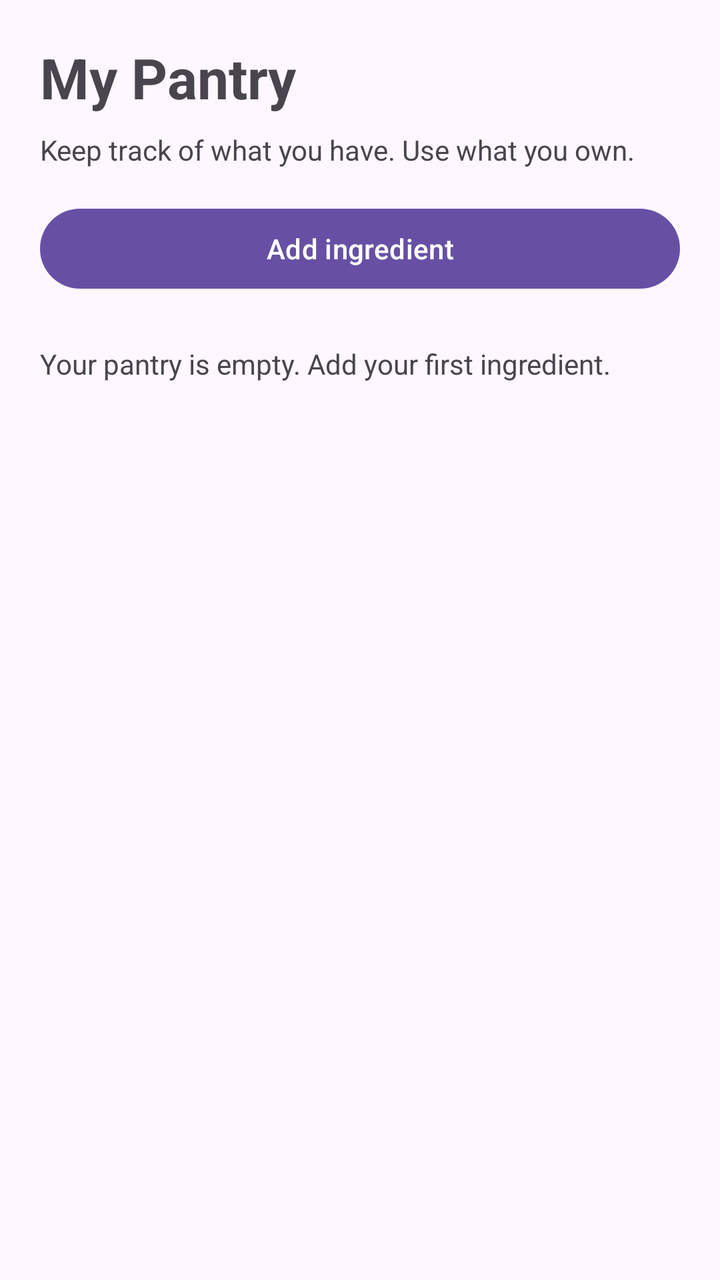
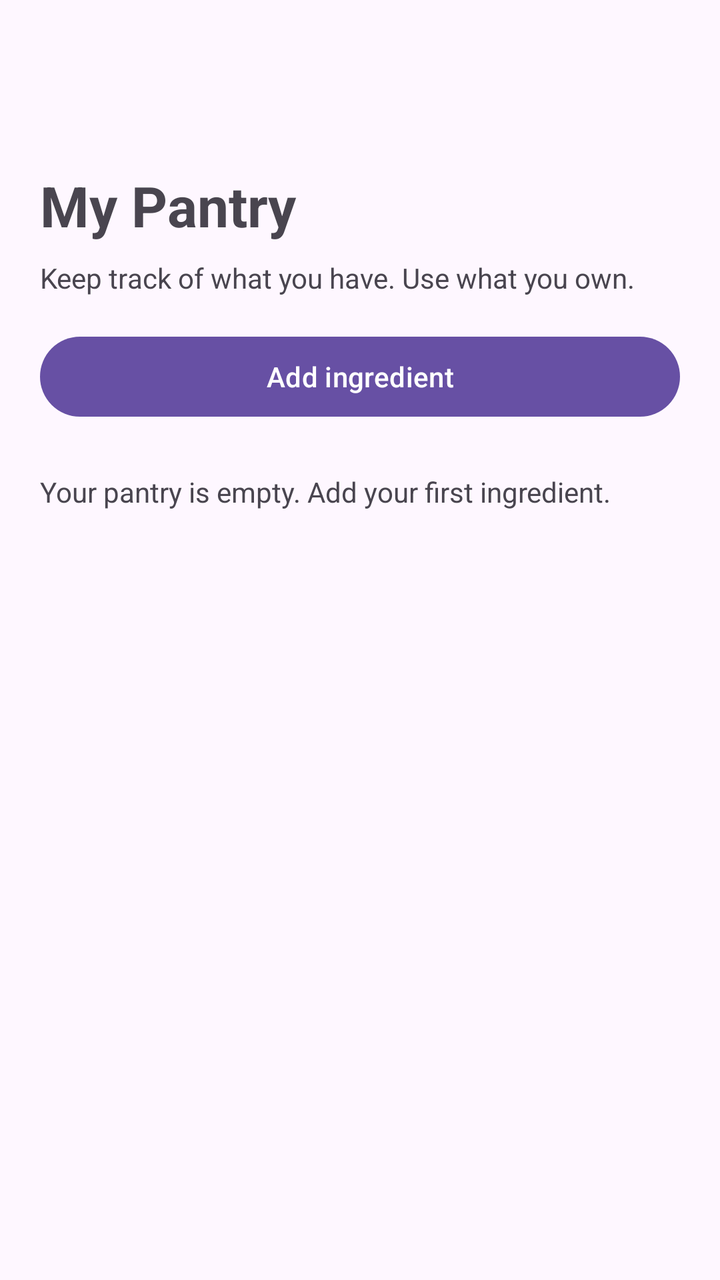

The first picture is an Android layout as it rendered before a commit; the second is the same layout after the commit. The layout source and the unified diff follow.
<!-- AndroidManifest.xml: application theme Theme.SmartPantryManager -->
<!-- res/layout/activity_main.xml -->
<?xml version="1.0" encoding="utf-8"?>
<LinearLayout xmlns:android="http://schemas.android.com/apk/res/android"
    android:id="@+id/main" android:layout_width="match_parent" android:layout_height="match_parent"
    android:orientation="vertical" android:padding="20dp">
    <TextView android:layout_width="match_parent" android:layout_height="wrap_content"
        android:text="@string/pantry_title" android:textSize="28sp" android:textStyle="bold"/>
    <TextView android:layout_width="match_parent" android:layout_height="wrap_content"
        android:text="@string/pantry_subtitle" android:layout_marginTop="8dp"/>
    <Button android:id="@+id/addIngredient" android:layout_width="match_parent"
        android:layout_height="wrap_content" android:layout_marginTop="16dp" android:text="@string/add_ingredient"/>
    <TextView android:id="@+id/emptyPantry" android:layout_width="match_parent"
        android:layout_height="wrap_content" android:paddingTop="24dp" android:text="@string/empty_pantry"/>
    <androidx.recyclerview.widget.RecyclerView android:id="@+id/pantryList"
        android:layout_width="match_parent" android:layout_height="0dp" android:layout_weight="1"
        android:clipToPadding="false" android:paddingBottom="12dp"/>
</LinearLayout>
<!-- resources referenced by this layout -->
<resources>
  <string name="add_ingredient">Add ingredient</string>
  <string name="empty_pantry">Your pantry is empty. Add your first ingredient.</string>
  <string name="pantry_subtitle">Keep track of what you have. Use what you own.</string>
  <string name="pantry_title">My Pantry</string>
  <style name="Theme.SmartPantryManager" parent="Base.Theme.SmartPantryManager" />
  <style name="Base.Theme.SmartPantryManager" parent="Theme.Material3.DayNight.NoActionBar">
          
          
      </style>
</resources>

<!-- the commit's change to res/layout/activity_main.xml (unified diff, before → after) -->
@@ -2,6 +2,9 @@
 <LinearLayout xmlns:android="http://schemas.android.com/apk/res/android"
     android:id="@+id/main" android:layout_width="match_parent" android:layout_height="match_parent"
     android:orientation="vertical" android:padding="20dp">
+    <androidx.appcompat.widget.Toolbar android:id="@+id/navigationToolbar"
+        android:layout_width="match_parent" android:layout_height="wrap_content"
+        android:minHeight="?attr/actionBarSize"/>
     <TextView android:layout_width="match_parent" android:layout_height="wrap_content"
         android:text="@string/pantry_title" android:textSize="28sp" android:textStyle="bold"/>
     <TextView android:layout_width="match_parent" android:layout_height="wrap_content"
